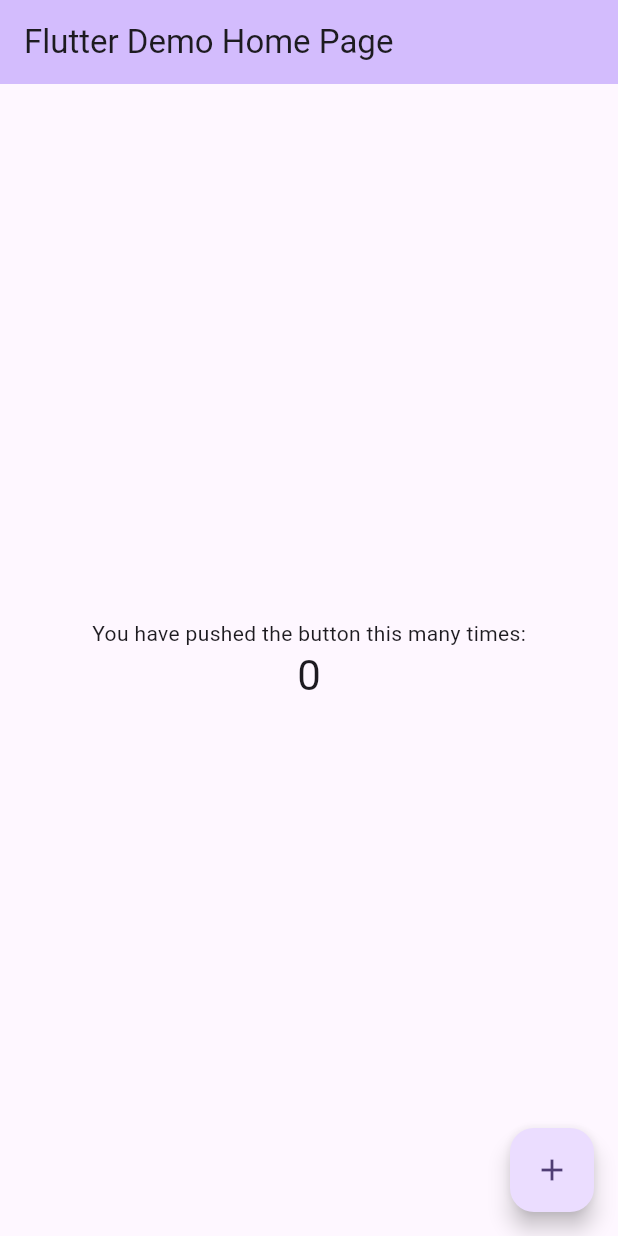
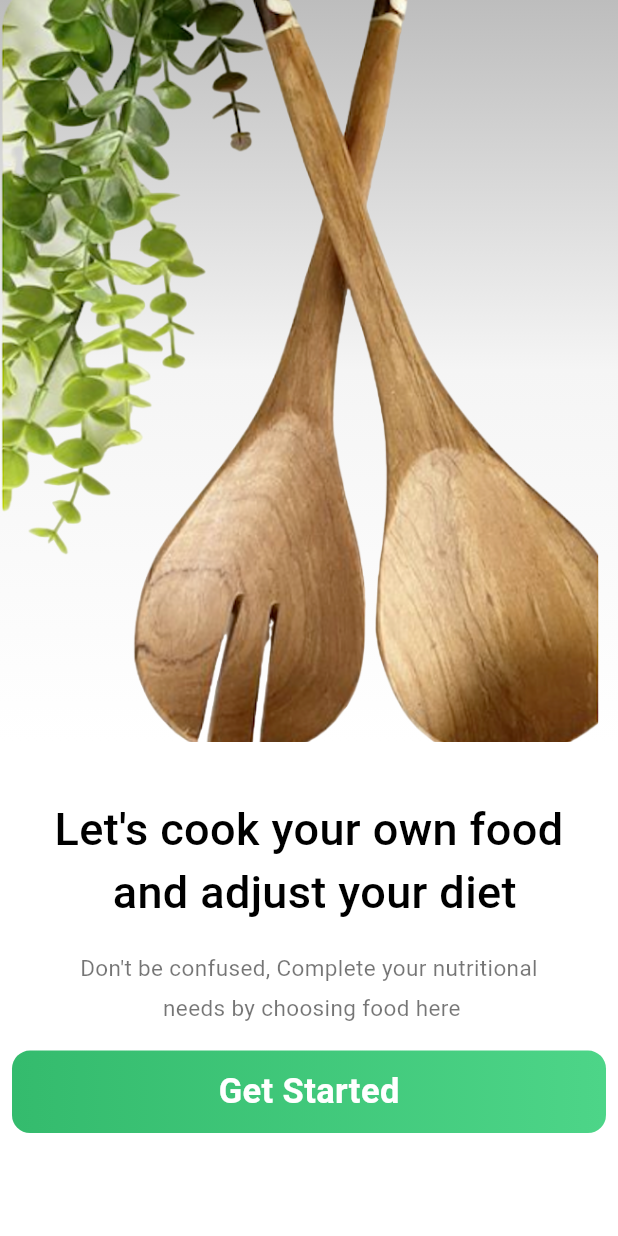
Before and after one commit to kodjozecodeur/recipe-app-ui, a Flutter app: the screen it shows after launch, on a phone screen of 412 x 824 dp. Run offline on Flutter 3.47's test engine with Material 3 defaults, Android fonts, the phone set to English and light mode, and no system bars.

Commit message:
welcome page and routing to homepage

```diff
--- a/lib/main.dart
+++ b/lib/main.dart
@@ -1,4 +1,5 @@
 import 'package:flutter/material.dart';
+import 'package:recipe_app_ui/screen/onbaording_screen.dart';
 
 void main() {
   runApp(const MyApp());
@@ -11,115 +12,13 @@
   @override
   Widget build(BuildContext context) {
     return MaterialApp(
-      title: 'Flutter Demo',
+      debugShowCheckedModeBanner: false,
+      title: 'Recipe App',
       theme: ThemeData(
-        // This is the theme of your application.
-        //
-        // TRY THIS: Try running your application with "flutter run". You'll see
-        // the application has a purple toolbar. Then, without quitting the app,
-        // try changing the seedColor in the colorScheme below to Colors.green
-        // and then invoke "hot reload" (save your changes or press the "hot
-        // reload" button in a Flutter-supported IDE, or press "r" if you used
-        // the command line to start the app).
-        //
-        // Notice that the counter didn't reset back to zero; the application
-        // state is not lost during the reload. To reset the state, use hot
-        // restart instead.
-        //
-        // This works for code too, not just values: Most code changes can be
-        // tested with just a hot reload.
         colorScheme: ColorScheme.fromSeed(seedColor: Colors.deepPurple),
         useMaterial3: true,
       ),
-      home: const MyHomePage(title: 'Flutter Demo Home Page'),
+      home: const OnbaordingScreen(),
     );
   }
 }
-
-class MyHomePage extends StatefulWidget {
-  const MyHomePage({super.key, required this.title});
-
-  // This widget is the home page of your application. It is stateful, meaning
-  // that it has a State object (defined below) that contains fields that affect
-  // how it looks.
-
-  // This class is the configuration for the state. It holds the values (in this
-  // case the title) provided by the parent (in this case the App widget) and
-  // used by the build method of the State. Fields in a Widget subclass are
-  // always marked "final".
-
-  final String title;
-
-  @override
-  State<MyHomePage> createState() => _MyHomePageState();
-}
-
-class _MyHomePageState extends State<MyHomePage> {
-  int _counter = 0;
-
-  void _incrementCounter() {
-    setState(() {
-      // This call to setState tells the Flutter framework that something has
-      // changed in this State, which causes it to rerun the build method below
-      // so that the display can reflect the updated values. If we changed
-      // _counter without calling setState(), then the build method would not be
-      // called again, and so nothing would appear to happen.
-      _counter++;
-    });
-  }
-
-  @override
-  Widget build(BuildContext context) {
-    // This method is rerun every time setState is called, for instance as done
-    // by the _incrementCounter method above.
-    //
-    // The Flutter framework has been optimized to make rerunning build methods
-    // fast, so that you can just rebuild anything that needs updating rather
-    // than having to individually change instances of widgets.
-    return Scaffold(
-      appBar: AppBar(
-        // TRY THIS: Try changing the color here to a specific color (to
-        // Colors.amber, perhaps?) and trigger a hot reload to see the AppBar
-        // change color while the other colors stay the same.
-        backgroundColor: Theme.of(context).colorScheme.inversePrimary,
-        // Here we take the value from the MyHomePage object that was created by
-        // the App.build method, and use it to set our appbar title.
-        title: Text(widget.title),
-      ),
-      body: Center(
-        // Center is a layout widget. It takes a single child and positions it
-        // in the middle of the parent.
-        child: Column(
-          // Column is also a layout widget. It takes a list of children and
-          // arranges them vertically. By default, it sizes itself to fit its
-          // children horizontally, and tries to be as tall as its parent.
-          //
-          // Column has various properties to control how it sizes itself and
-          // how it positions its children. Here we use mainAxisAlignment to
-          // center the children vertically; the main axis here is the vertical
-          // axis because Columns are vertical (the cross axis would be
-          // horizontal).
-          //
-          // TRY THIS: Invoke "debug painting" (choose the "Toggle Debug Paint"
-          // action in the IDE, or press "p" in the console), to see the
-          // wireframe for each widget.
-          mainAxisAlignment: MainAxisAlignment.center,
-          children: <Widget>[
-            const Text(
-              'You have pushed the button this many times:',
-            ),
-            Text(
-              '$_counter',
-              style: Theme.of(context).textTheme.headlineMedium,
-            ),
-          ],
-        ),
-      ),
-      floatingActionButton: FloatingActionButton(
-        onPressed: _incrementCounter,
-        tooltip: 'Increment',
-        child: const Icon(Icons.add),
-      ), // This trailing comma makes auto-formatting nicer for build methods.
-    );
-  }
-}
--- /dev/null
+++ b/lib/screen/onbaording_screen.dart
@@ -0,0 +1,106 @@
+import 'package:flutter/material.dart';
+
+class OnbaordingScreen extends StatelessWidget {
+  const OnbaordingScreen({super.key});
+
+  @override
+  Widget build(BuildContext context) {
+    Size screenSize = MediaQuery.of(context).size;
+    return Scaffold(
+      backgroundColor: const Color(0xFFFFFFFF),
+      body: Column(
+        children: [
+          //Container for image
+          Container(
+            height: screenSize.height * 0.60,
+            width: screenSize.width,
+            decoration: BoxDecoration(
+              gradient: LinearGradient(
+                begin: Alignment.topCenter,
+                end: Alignment.bottomCenter,
+                colors: [
+                  Colors.grey.shade400,
+                  Colors.grey.shade100,
+                  Colors.white,
+                ],
+              ),
+              image: const DecorationImage(
+                image: AssetImage(
+                  "assets/images/ob_bg.png",
+                ),
+                fit: BoxFit.cover,
+              ),
+            ),
+          ),
+          const SizedBox(
+            height: 30,
+          ),
+          //intro text and title
+          Expanded(
+            child: Container(
+              height: screenSize.height * 0.40,
+              width: screenSize.width,
+              color: Colors.white,
+              child: Padding(
+                padding: const EdgeInsets.all(8.0),
+                child: Column(
+                  children: [
+                    const Text(
+                      textAlign: TextAlign.center,
+                      "Let's cook your own food \n and adjust your diet",
+                      style: TextStyle(
+                          fontSize: 30,
+                          fontWeight: FontWeight.w500,
+                          color: Colors.black,
+                          height: 1.4),
+                    ),
+                    const SizedBox(
+                      height: 15,
+                    ),
+                    const Text(
+                      textAlign: TextAlign.center,
+                      "Don't be confused, Complete your nutritional \n needs by choosing food here",
+                      style: TextStyle(
+                          fontSize: 15,
+                          fontWeight: FontWeight.w400,
+                          color: Colors.black54,
+                          height: 1.8),
+                    ),
+                    const SizedBox(
+                      height: 15,
+                    ),
+                    //get started button
+                    GestureDetector(
+                      onTap: () {},
+                      child: Container(
+                        height: 55,
+                        decoration: BoxDecoration(
+                          borderRadius: BorderRadius.circular(12),
+                          gradient: const LinearGradient(
+                            colors: [
+                              Color(0xFF34BB6D),
+                              Color(0xFF4DD588),
+                            ],
+                          ),
+                        ),
+                        child: const Center(
+                          child: Text(
+                            "Get Started",
+                            style: TextStyle(
+                                fontSize: 23,
+                                color: Colors.white,
+                                fontWeight: FontWeight.bold),
+                          ),
+                        ),
+                      ),
+                    ),
+                  ],
+                ),
+              ),
+            ),
+          ),
+        ],
+      ),
+    );
+  }
+}
--- a/pubspec.yaml
+++ b/pubspec.yaml
@@ -59,8 +59,8 @@ flutter:
   uses-material-design: true
 
   # To add assets to your application, add an assets section, like this:
-  # assets:
-  #   - images/a_dot_burr.jpeg
+  assets:
+    - assets/images/
   #   - images/a_dot_ham.jpeg
 
   # An image asset can refer to one or more resolution-specific "variants", see
```
Also changed, not shown: assets/images/ob_bg.png (added).
